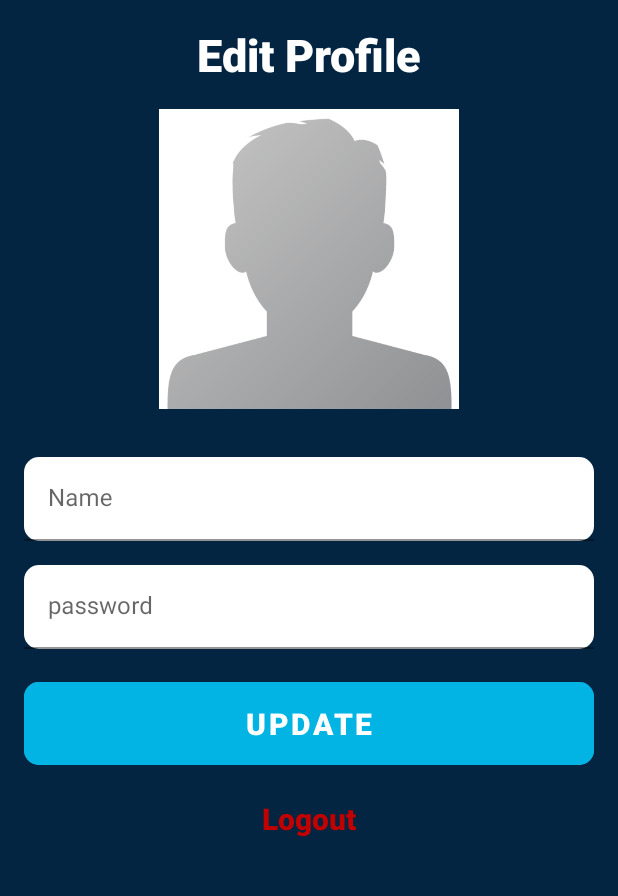
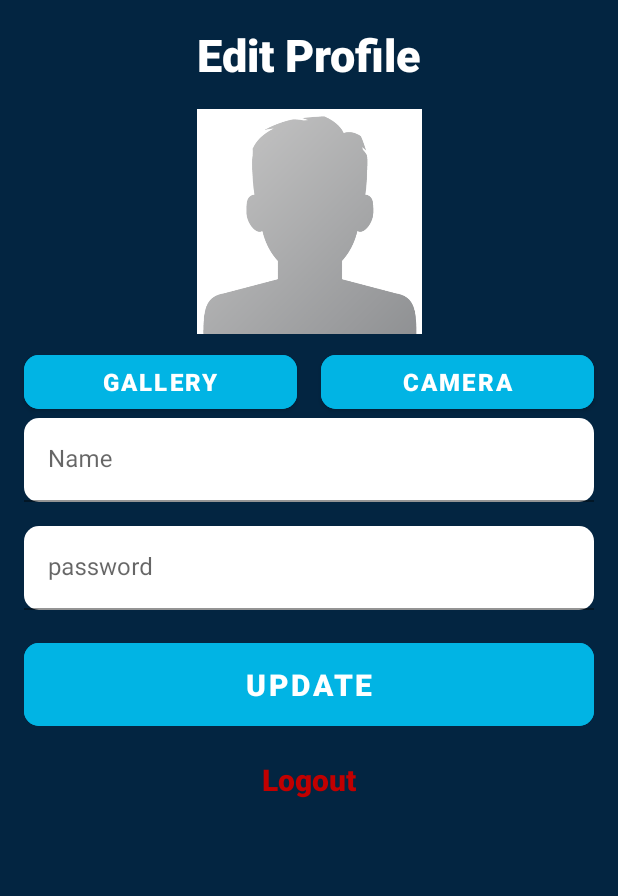
Before and after one commit to FirmanFA/challenge-5-binar, an Android app: the ProfileFragment screen opened through its navigation route, after a tap on "UPDATE", on a phone screen of 412 x 824 dp, the part 168-1064 px from its top. Run offline under Robolectric (Android 15) with nearby library versions, the phone set to English and light mode, and no system bars; our stand-ins replace Room's generated code; pictures from the network do not load; 1 statement that could not run was skipped.

Commit message:
feat: implement pick image from camera

```diff
--- a/app/src/main/AndroidManifest.xml
+++ b/app/src/main/AndroidManifest.xml
@@ -3,6 +3,11 @@
     package="com.binar.challenge5">
 
     <uses-permission android:name="android.permission.INTERNET"/>
+    <uses-permission android:name="android.permission.CAMERA" />
+    <uses-permission android:name="android.permission.READ_EXTERNAL_STORAGE" />
+    <uses-permission
+        android:name="android.permission.WRITE_EXTERNAL_STORAGE"
+        android:maxSdkVersion="28" />
 
 
     <application
--- a/app/src/main/java/com/binar/challenge5/repository/AuthRepository.kt
+++ b/app/src/main/java/com/binar/challenge5/repository/AuthRepository.kt
@@ -11,15 +11,17 @@ import kotlinx.coroutines.flow.Flow
 
 class AuthRepository(private val userDao: UserDao, private val userPref: UserDataStoreManager) {
 
+    //room
     fun login(email: String, password: String):User? = userDao.login(email, password)
     fun register(user: User):Long = userDao.insertUser(user)
     fun checkEmailIfExist(email: String): User? = userDao.checkEmailExist(email)
     suspend fun getUser(email: String): User? = userDao.getUser(email)
     fun updateUser(user: User):Int = userDao.updatetUser(user)
+
+    //data store
     suspend fun setEmail(email: String) = userPref.setEmail(email)
     suspend fun setNama(nama: String) = userPref.setNama(nama)
     fun getEmail() = userPref.getEmail.asLiveData()
-    fun getNama() = userPref.getNama.asLiveData()
     suspend fun deletePref() = userPref.deletePref()
 
 
--- a/app/src/main/java/com/binar/challenge5/ui/auth/AuthViewModel.kt
+++ b/app/src/main/java/com/binar/challenge5/ui/auth/AuthViewModel.kt
@@ -3,6 +3,7 @@ package com.binar.challenge5.ui.auth
 import androidx.lifecycle.*
 import com.binar.challenge5.data.local.model.User
 import com.binar.challenge5.repository.AuthRepository
+import kotlinx.coroutines.coroutineScope
 import kotlinx.coroutines.launch
 
 class AuthViewModel(private val repository: AuthRepository): ViewModel() {
@@ -43,7 +44,9 @@ class AuthViewModel(private val repository: AuthRepository): ViewModel() {
     }
 
     val emailPreference = repository.getEmail()
-    val namaPreference = repository.getNama()
+
+
+
 
 }
 
--- a/app/src/main/java/com/binar/challenge5/ui/auth/LoginFragment.kt
+++ b/app/src/main/java/com/binar/challenge5/ui/auth/LoginFragment.kt
@@ -26,8 +26,9 @@ class LoginFragment : Fragment() {
     // onDestroyView.
     private val binding get() = _binding!!
     private val authViewModel by viewModels<AuthViewModel> {
-        AuthViewModelFactory(AuthRepository(MyDatabase.getInstance(requireContext())!!.userDao(),
-        UserDataStoreManager(requireContext())
+        AuthViewModelFactory(AuthRepository(
+            MyDatabase.getInstance(requireContext())!!.userDao(),
+            UserDataStoreManager(requireContext())
         ))
     }
 
--- a/app/src/main/java/com/binar/challenge5/ui/auth/ProfileFragment.kt
+++ b/app/src/main/java/com/binar/challenge5/ui/auth/ProfileFragment.kt
@@ -1,9 +1,12 @@
 package com.binar.challenge5.ui.auth
 
+import android.Manifest
 import android.app.Activity
 import android.content.Context
 import android.content.Intent
+import android.graphics.Bitmap
 import android.net.Uri
+import android.os.Build
 import android.os.Bundle
 import android.provider.MediaStore
 import androidx.fragment.app.Fragment
@@ -13,6 +16,7 @@ import android.view.ViewGroup
 import android.widget.Toast
 import androidx.activity.result.contract.ActivityResultContracts
 import androidx.core.content.edit
+import androidx.core.net.toUri
 import androidx.fragment.app.viewModels
 import androidx.lifecycle.lifecycleScope
 import androidx.navigation.findNavController
@@ -24,8 +28,12 @@ import com.binar.challenge5.databinding.FragmentProfileBinding
 import com.binar.challenge5.datastore.UserDataStoreManager
 import com.binar.challenge5.repository.AuthRepository
 import com.binar.challenge5.utils.AESEncryption
+import com.binar.challenge5.utils.PermissionUtils
+import com.binar.challenge5.utils.StorageUtils
+import com.bumptech.glide.Glide
 import kotlinx.coroutines.Dispatchers
 import kotlinx.coroutines.launch
+import java.util.*
 
 
 class ProfileFragment : Fragment() {
@@ -57,8 +65,19 @@ class ProfileFragment : Fragment() {
 //        val sharedPreference = context?.getSharedPreferences(MainActivity.SHARED_FILE, Context.MODE_PRIVATE)
 
 
-        binding.ivPhotoProfile.setOnClickListener {
-            openGallery()
+//        binding.ivPhotoProfile.setOnClickListener {
+//            openGallery()
+//        }
+        binding.btnCamera.setOnClickListener {
+            if (PermissionUtils.isPermissionsGranted(requireActivity(), getRequiredPermission())){
+                openCamera()
+            }
+        }
+
+        binding.btnGallery.setOnClickListener {
+            if (PermissionUtils.isPermissionsGranted(requireActivity(), getRequiredPermission())){
+                openGallery()
+            }
         }
 
 //        val email = sharedPreference?.getString("islogin","")
@@ -74,6 +93,10 @@ class ProfileFragment : Fragment() {
             binding.apply {
                 etName.setText(it?.name)
                 etPassword.setText(AESEncryption.decrypt(it?.password))
+                if (it?.avatarPath!=""){
+                    val imageUri = it?.avatarPath?.toUri()
+                    ivPhotoProfile.setImageURI(imageUri)
+                }
             }
             iduser = it?.id
         }
@@ -83,7 +106,13 @@ class ProfileFragment : Fragment() {
             val name = binding.etName.text.toString()
             val rawPassword = binding.etPassword.text.toString()
             val password = AESEncryption.encrypt(rawPassword).toString()
-            val user = User(iduser,name,email,password)
+            val avatar = if (imageUri==null){
+                ""
+            }else{
+                imageUri.toString()
+            }
+            val user = User(iduser,name,email,password, avatarPath = avatar)
+
 
             lifecycleScope.launch(Dispatchers.IO){
                 val updateUser = authViewModel.updateUser(user)
@@ -107,22 +136,45 @@ class ProfileFragment : Fragment() {
         }
 
         binding.tvLogout.setOnClickListener {
-//            sharedPreference?.edit {
-//                this.clear()
-//                this.apply()
-//            }
             authViewModel.deletePref()
             it.findNavController().navigate(R.id.action_profileFragment_to_loginFragment)
         }
     }
 
+
+
     private var galleryLauncher = registerForActivityResult(ActivityResultContracts.StartActivityForResult()) { result ->
         if (result.resultCode == Activity.RESULT_OK) {
             val data: Intent? = result.data
             imageUri = data?.data
-            binding.ivPhotoProfile.setImageURI(imageUri)
+            imageUri?.let { loadImage(it) }
             selectedImage = true
         }
+    }
+
+    private val cameraResult =
+        registerForActivityResult(ActivityResultContracts.StartActivityForResult()) { result ->
+            if (result.resultCode == Activity.RESULT_OK) {
+                val bitmap = result.data?.extras?.get("data") as Bitmap
+                val uri = StorageUtils.savePhotoToExternalStorage(
+                    context?.contentResolver,
+                    UUID.randomUUID().toString(),
+                    bitmap
+                )
+                imageUri = uri
+                uri?.let {
+                    loadImage(it)
+                }
+            }
+        }
+
+    private fun loadImage(uri: Uri) {
+        binding.ivPhotoProfile.setImageURI(uri)
+    }
+
+    private fun openCamera() {
+        val cameraIntent = Intent(MediaStore.ACTION_IMAGE_CAPTURE)
+        cameraResult.launch(cameraIntent)
     }
 
     private fun openGallery() {
@@ -130,6 +182,18 @@ class ProfileFragment : Fragment() {
         galleryLauncher.launch(intentGallery)
     }
 
+    private fun getRequiredPermission(): Array<String> {
+        return if (Build.VERSION.SDK_INT >= Build.VERSION_CODES.Q) {
+            arrayOf(Manifest.permission.READ_EXTERNAL_STORAGE, Manifest.permission.CAMERA)
+        } else {
+            arrayOf(
+                Manifest.permission.READ_EXTERNAL_STORAGE,
+                Manifest.permission.WRITE_EXTERNAL_STORAGE,
+                Manifest.permission.CAMERA
+            )
+        }
+    }
+
     override fun onDestroyView() {
         super.onDestroyView()
         _binding = null
--- a/app/src/main/java/com/binar/challenge5/ui/home/HomeViewModel.kt
+++ b/app/src/main/java/com/binar/challenge5/ui/home/HomeViewModel.kt
@@ -81,7 +81,6 @@ class HomeViewModel(private val repository: HomeRepository): ViewModel() {
     }
 
     //user preference
-    val emailPreference = repository.getEmail()
     val namaPreference = repository.getNama()
 
 
--- a/app/src/main/java/com/binar/challenge5/ui/splash/SplashFragment.kt
+++ b/app/src/main/java/com/binar/challenge5/ui/splash/SplashFragment.kt
@@ -41,7 +41,7 @@ class SplashFragment : Fragment() {
 
         authViewModel.emailPreference.observe(viewLifecycleOwner){
             Handler(Looper.getMainLooper()).postDelayed({
-                if (it=="") {
+                if (it != "") {
                     val action = SplashFragmentDirections.actionSplashFragmentToLoginFragment()
                     findNavController().navigate(action)
                 }else{
--- a/app/src/main/res/layout/fragment_profile.xml
+++ b/app/src/main/res/layout/fragment_profile.xml
@@ -12,7 +12,6 @@
         android:layout_width="0dp"
         android:layout_height="wrap_content"
         android:layout_marginStart="16dp"
-        android:layout_marginTop="32dp"
         android:layout_marginEnd="16dp"
         app:boxCornerRadiusBottomEnd="10dp"
         app:boxCornerRadiusBottomStart="10dp"
@@ -21,7 +20,7 @@
         app:layout_constraintEnd_toEndOf="parent"
         app:layout_constraintHorizontal_bias="1.0"
         app:layout_constraintStart_toStartOf="parent"
-        app:layout_constraintTop_toBottomOf="@+id/iv_photo_profile">
+        app:layout_constraintTop_toBottomOf="@+id/btn_gallery">
 
         <com.google.android.material.textfield.TextInputEditText
             android:id="@+id/et_name"
@@ -76,6 +75,39 @@
         app:layout_constraintStart_toStartOf="@+id/til_password"
         app:layout_constraintTop_toBottomOf="@+id/til_password" />
 
+    <Button
+        android:id="@+id/btn_gallery"
+        android:layout_width="0dp"
+        android:layout_height="wrap_content"
+        android:layout_marginStart="16dp"
+        android:layout_marginTop="8dp"
+        android:layout_marginEnd="8dp"
+        android:backgroundTint="@color/tmdb_light_blue"
+        android:fontFamily="sans-serif-black"
+        android:text="gallery"
+        android:textColor="@color/white"
+        android:textSize="16dp"
+        app:cornerRadius="10dp"
+        app:layout_constraintEnd_toStartOf="@+id/btn_camera"
+        app:layout_constraintStart_toStartOf="parent"
+        app:layout_constraintTop_toBottomOf="@+id/iv_photo_profile" />
+
+    <Button
+        android:id="@+id/btn_camera"
+        android:layout_width="0dp"
+        android:layout_height="wrap_content"
+        android:layout_marginStart="8dp"
+        android:layout_marginEnd="16dp"
+        android:backgroundTint="@color/tmdb_light_blue"
+        android:fontFamily="sans-serif-black"
+        android:text="camera"
+        android:textColor="@color/white"
+        android:textSize="16dp"
+        app:cornerRadius="10dp"
+        app:layout_constraintEnd_toEndOf="parent"
+        app:layout_constraintStart_toEndOf="@+id/btn_gallery"
+        app:layout_constraintTop_toTopOf="@+id/btn_gallery" />
+
     <TextView
         android:id="@+id/textView"
         android:layout_width="wrap_content"
@@ -117,8 +149,8 @@
 
     <ImageView
         android:id="@+id/iv_photo_profile"
-        android:layout_width="200dp"
-        android:layout_height="200dp"
+        android:layout_width="150dp"
+        android:layout_height="150dp"
         android:layout_marginTop="16dp"
         android:scaleType="centerCrop"
         app:layout_constraintEnd_toEndOf="parent"
```
Also changed, not shown: app/src/main/java/com/binar/challenge5/utils/PermissionUtils.kt (added, +53 -0 lines), app/src/main/java/com/binar/challenge5/utils/StorageUtils.kt (added, +44 -0 lines).
